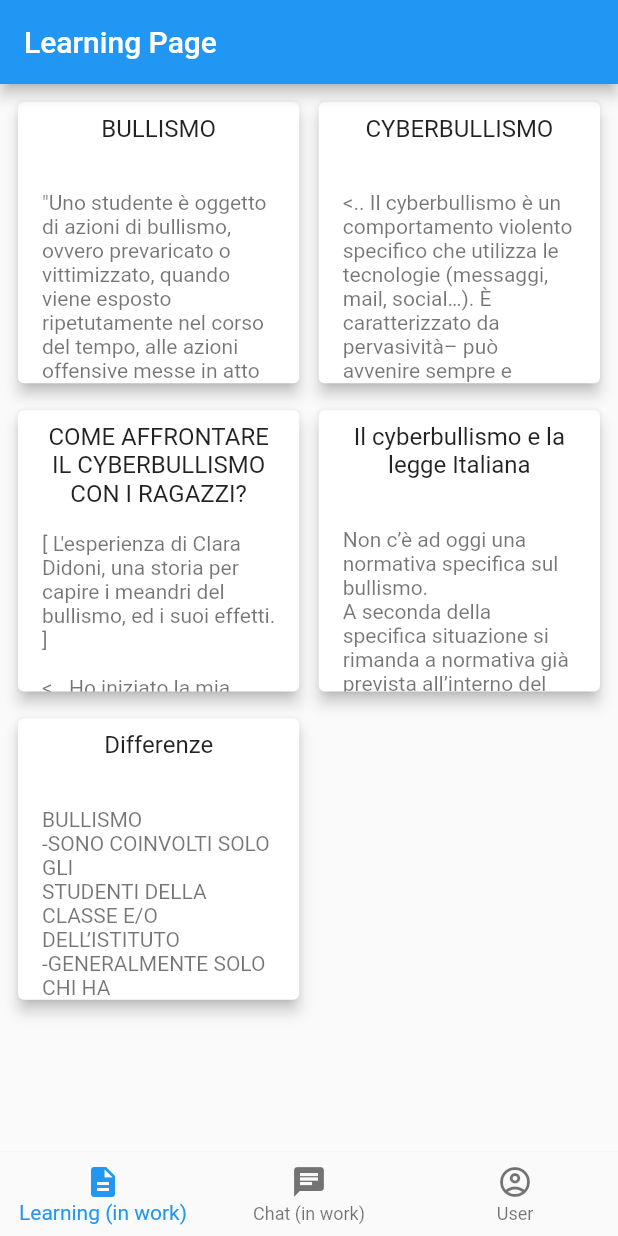
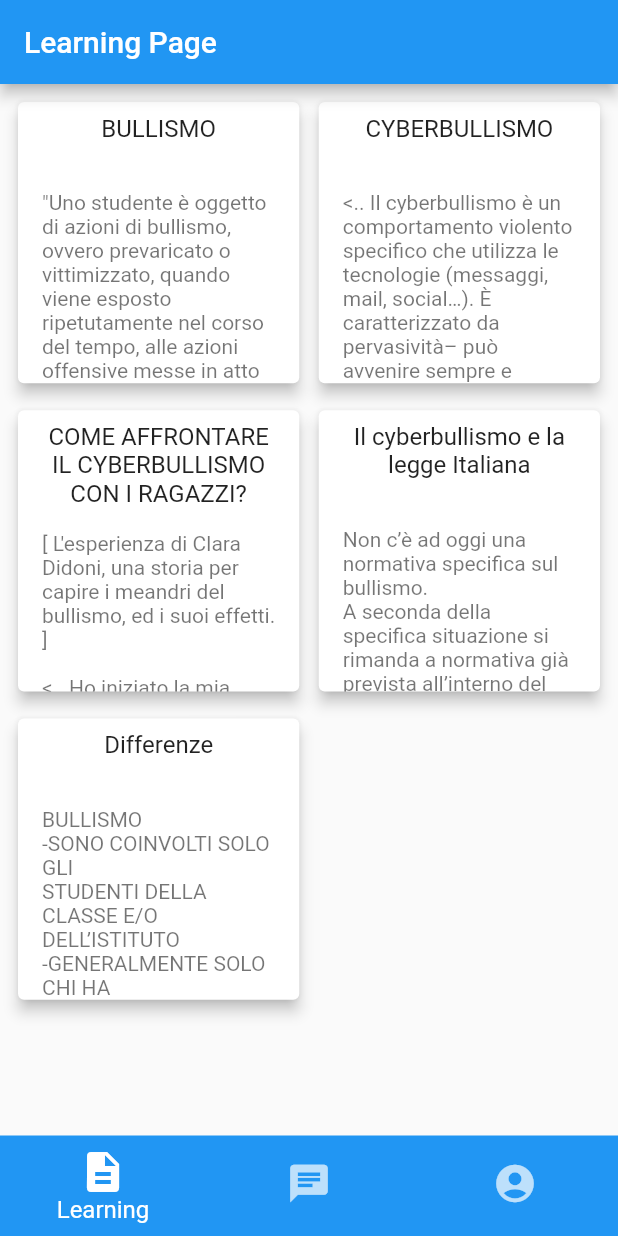
Before and after one commit to Glydric/cyberbullism_bully, a Flutter app: the screen it shows after launch, on a phone screen of 412 x 824 dp. Run offline on Flutter 3.47's test engine with Material 2 defaults, Android fonts, the phone set to English and light mode, and no system bars; our stand-ins replace shared_preferences.

Commit message:
used themes for BottomNavigationBar

```diff
--- a/lib/main.dart
+++ b/lib/main.dart
@@ -13,7 +13,16 @@ class MyApp extends StatelessWidget {
   Widget build(BuildContext context) {
     return MaterialApp(
       theme: ThemeData(
-        primarySwatch: Colors.blue,
+        bottomNavigationBarTheme: BottomNavigationBarTheme.of(context).copyWith(
+          backgroundColor: Colors.blue,
+          selectedItemColor: Colors.white,
+          unselectedItemColor: Colors.white70,
+          elevation: 0,
+          showUnselectedLabels: false,
+          selectedLabelStyle: const TextStyle(fontSize: 16),
+          selectedIconTheme: const IconThemeData(size: 32),
+          unselectedIconTheme: const IconThemeData(size: 30),
+        ),
         textTheme: Theme.of(context).textTheme.copyWith(
               labelSmall: Theme.of(context)
                   .textTheme
@@ -21,9 +30,7 @@ class MyApp extends StatelessWidget {
                   .copyWith(letterSpacing: 0),
             ),
         textButtonTheme: TextButtonThemeData(
-          style: TextButton.styleFrom(
-            foregroundColor: Colors.grey,
-          ),
+          style: TextButton.styleFrom(foregroundColor: Colors.grey),
         ),
       ),
       home: const ScreenSwitcher(),
--- a/lib/main_switcher.dart
+++ b/lib/main_switcher.dart
@@ -15,18 +15,19 @@ class ScreenSwitcher extends StatefulWidget {
 
 class _ScreenSwitcherState extends State<ScreenSwitcher> {
   int _index = 0;
+
   final Map<Widget, BottomNavigationBarItem> map = {
     const LearningPage(): const BottomNavigationBarItem(
-      label: "Learning (in work)",
+      label: "Learning",
       icon: Icon(Icons.description),
     ),
     const SegnalazioniPage(): const BottomNavigationBarItem(
-      label: "Chat (in work)",
+      label: "Chat",
       icon: Icon(Icons.chat),
     ),
     const HomePage(): const BottomNavigationBarItem(
       label: "User",
-      icon: Icon(Icons.account_circle_outlined),
+      icon: Icon(Icons.account_circle),
     )
   };
 
@@ -42,13 +43,10 @@ class _ScreenSwitcherState extends State<ScreenSwitcher> {
         builder: (_, AsyncSnapshot snapshot) => Scaffold(
           body: getPages[_index],
           bottomNavigationBar: BottomNavigationBar(
-            elevation: 1,
-            type: BottomNavigationBarType.fixed,
+            onTap: _updateIndex,
             currentIndex: _index,
-            onTap: _updateIndex,
             items: getItems,
           ),
         ),
       );
-
 }
```
